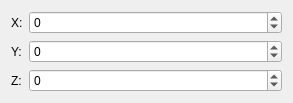
The window that src/mcedit2/ui/coord_widget.ui (mcedit/mcedit2) describes before a commit, drawn with Qt 5.
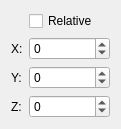
The same window after the commit.

Commit message: Move tool and coord widget now support relative offsets

The edit to the form file:
```diff
--- a/src/mcedit2/ui/coord_widget.ui
+++ b/src/mcedit2/ui/coord_widget.ui
@@ -6,8 +6,8 @@
    <rect>
     <x>0</x>
     <y>0</y>
-    <width>293</width>
-    <height>92</height>
+    <width>121</width>
+    <height>115</height>
    </rect>
   </property>
   <property name="sizePolicy">
@@ -23,30 +23,54 @@
    <item>
     <layout class="QGridLayout" name="gridLayout" columnstretch="0,1">
      <item row="0" column="1">
-      <widget class="QSpinBox" name="xInput">
-       <property name="minimum">
-        <number>-2000000000</number>
-       </property>
-       <property name="maximum">
-        <number>2000000000</number>
+      <widget class="QCheckBox" name="relativeCheckBox">
+       <property name="text">
+        <string>Relative</string>
        </property>
       </widget>
      </item>
-     <item row="0" column="0">
+     <item row="1" column="0">
       <widget class="QLabel" name="label">
        <property name="text">
         <string>X:</string>
        </property>
       </widget>
      </item>
+     <item row="1" column="1">
+      <widget class="QSpinBox" name="xInput">
+       <property name="minimum">
+        <number>-2000000000</number>
+       </property>
+       <property name="maximum">
+        <number>2000000000</number>
+       </property>
+      </widget>
+     </item>
      <item row="2" column="0">
+      <widget class="QLabel" name="label_2">
+       <property name="text">
+        <string>Y:</string>
+       </property>
+      </widget>
+     </item>
+     <item row="2" column="1">
+      <widget class="QSpinBox" name="yInput">
+       <property name="minimum">
+        <number>-2000000000</number>
+       </property>
+       <property name="maximum">
+        <number>2000000000</number>
+       </property>
+      </widget>
+     </item>
+     <item row="3" column="0">
       <widget class="QLabel" name="label_3">
        <property name="text">
         <string>Z:</string>
        </property>
       </widget>
      </item>
-     <item row="2" column="1">
+     <item row="3" column="1">
       <widget class="QSpinBox" name="zInput">
        <property name="minimum">
         <number>-2000000000</number>
@@ -56,23 +80,6 @@
        </property>
       </widget>
      </item>
-     <item row="1" column="1">
-      <widget class="QSpinBox" name="yInput">
-       <property name="minimum">
-        <number>-2000000000</number>
-       </property>
-       <property name="maximum">
-        <number>2000000000</number>
-       </property>
-      </widget>
-     </item>
-     <item row="1" column="0">
-      <widget class="QLabel" name="label_2">
-       <property name="text">
-        <string>Y:</string>
-       </property>
-      </widget>
-     </item>
     </layout>
    </item>
   </layout>
```
Left out of the diff: 17 changed lines with no effect on the pictures. The commit also changes 2 other files.
